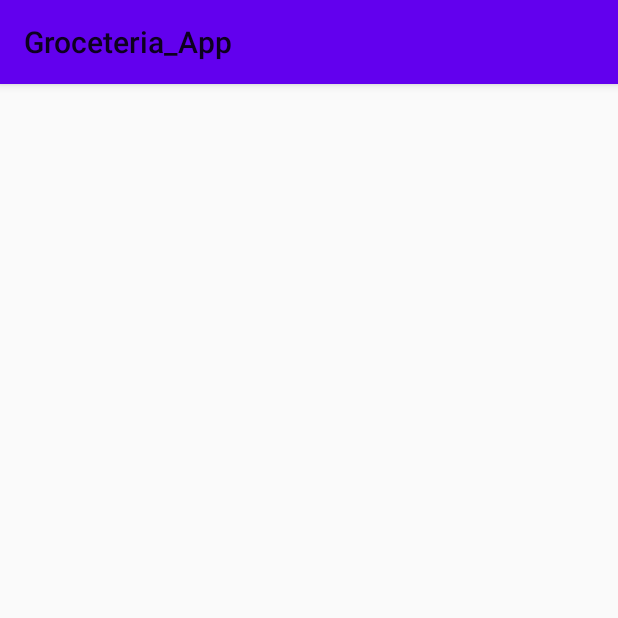
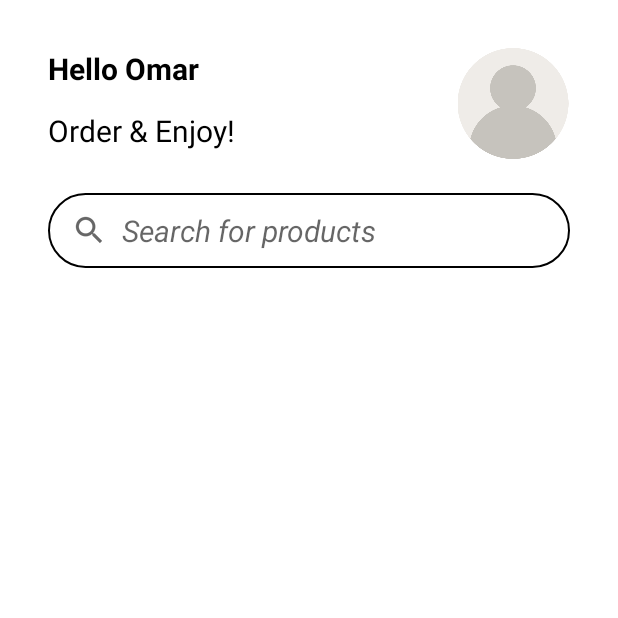
Before and after one commit to OmarMlaeb/Groceteria_App, an Android app: the MainActivity screen opened directly, with no data from a screen before it, on a phone screen of 412 x 824 dp, the top half of it. Run offline under Robolectric (Android 15) with nearby library versions, the phone set to English and light mode, and no system bars.

Commit message:
added header and searcbar for the main page

```diff
--- a/Front-end/app/src/main/java/com/lau/spring2022/groceteria_app/LoginActivity.java
+++ b/Front-end/app/src/main/java/com/lau/spring2022/groceteria_app/LoginActivity.java
@@ -133,7 +133,7 @@ public class LoginActivity extends AppCompatActivity {
 
             Toast.makeText(LoginActivity.this, "Login Success!", Toast.LENGTH_LONG).show();
 
-            Intent intent = new Intent(this, IntroActivity.class);
+            Intent intent = new Intent(this, MainActivity.class);
             startActivity(intent);
         }
     }
--- a/Front-end/app/src/main/java/com/lau/spring2022/groceteria_app/MainActivity.java
+++ b/Front-end/app/src/main/java/com/lau/spring2022/groceteria_app/MainActivity.java
@@ -2,12 +2,20 @@ package com.lau.spring2022.groceteria_app;
 
 import androidx.appcompat.app.AppCompatActivity;
 import android.os.Bundle;
+import android.view.Window;
+import android.view.WindowManager;
 
 public class MainActivity extends AppCompatActivity {
 
     @Override
     protected void onCreate(Bundle savedInstanceState) {
         super.onCreate(savedInstanceState);
+
+        // hide the title bar of this activity screen
+        requestWindowFeature(Window.FEATURE_NO_TITLE);
+        this.getWindow().setFlags(WindowManager.LayoutParams.FLAG_FULLSCREEN, WindowManager.LayoutParams.FLAG_FULLSCREEN);
+        getSupportActionBar().hide();
+
         setContentView(R.layout.activity_main);
     }
 }
--- a/Front-end/app/src/main/java/com/lau/spring2022/groceteria_app/SignupActivity.java
+++ b/Front-end/app/src/main/java/com/lau/spring2022/groceteria_app/SignupActivity.java
@@ -137,7 +137,7 @@ public class SignupActivity extends AppCompatActivity {
 
             Toast.makeText(SignupActivity.this, "Created Account Successfully!", Toast.LENGTH_LONG).show();
 
-            Intent intent = new Intent(this, IntroActivity.class);
+            Intent intent = new Intent(this, MainActivity.class);
             startActivity(intent);
         }
     }
--- /dev/null
+++ b/Front-end/app/src/main/res/drawable/search_background.xml
@@ -0,0 +1,11 @@
+<?xml version="1.0" encoding="utf-8"?>
+<selector xmlns:android="http://schemas.android.com/apk/res/android">
+    <item>
+        <shape android:shape="rectangle">
+            <solid android:color="#FFFFFF"/>
+            <corners android:radius="30sp"/>
+            <stroke android:color="#000000" android:width="1.5dp"/>
+        </shape>
+    </item>
+
+</selector>
--- a/Front-end/app/src/main/res/layout/activity_intro.xml
+++ b/Front-end/app/src/main/res/layout/activity_intro.xml
@@ -59,8 +59,9 @@
         android:background="@drawable/button_outline"
         android:onClick="go"
         android:text="Get Started!"
+        android:textAllCaps="false"
         android:textColor="@color/white"
-        android:textSize="29dp"
+        android:textSize="33dp"
         app:layout_constraintBottom_toBottomOf="parent"
         app:layout_constraintEnd_toEndOf="parent"
         app:layout_constraintHorizontal_bias="0.496"
--- a/Front-end/app/src/main/res/layout/activity_main.xml
+++ b/Front-end/app/src/main/res/layout/activity_main.xml
@@ -5,6 +5,88 @@
     xmlns:app="http://schemas.android.com/apk/res-auto"
     android:layout_width="match_parent"
     android:layout_height="match_parent"
-    tools:context=".MainActivity">
+    tools:context=".MainActivity"
+    android:background="#FFFFFF">
 
-  </androidx.constraintlayout.widget.ConstraintLayout>
+  <ScrollView
+      android:layout_width="match_parent"
+      android:layout_height="match_parent"
+      app:layout_constraintBottom_toBottomOf="parent"
+      app:layout_constraintEnd_toEndOf="parent"
+      app:layout_constraintStart_toStartOf="parent"
+      app:layout_constraintTop_toTopOf="parent">
+
+    <LinearLayout
+        android:layout_width="match_parent"
+        android:layout_height="wrap_content"
+        android:orientation="vertical">
+
+      <androidx.constraintlayout.widget.ConstraintLayout
+          android:layout_width="match_parent"
+          android:layout_height="179dp">
+
+        <TextView
+            android:id="@+id/textView3"
+            android:layout_width="wrap_content"
+            android:layout_height="wrap_content"
+            android:layout_marginStart="32dp"
+            android:layout_marginTop="32dp"
+            android:text="Hello Omar"
+            android:textColor="@color/black"
+            android:textSize="20sp"
+            android:textStyle="bold"
+            app:layout_constraintStart_toStartOf="parent"
+            app:layout_constraintTop_toTopOf="parent" />
+
+        <TextView
+            android:id="@+id/textView5"
+            android:layout_width="wrap_content"
+            android:layout_height="wrap_content"
+            android:layout_marginTop="8dp"
+            android:text="Order &amp; Enjoy!"
+            android:textColor="@color/black"
+            android:textSize="20sp"
+            app:layout_constraintBottom_toBottomOf="parent"
+            app:layout_constraintStart_toStartOf="@+id/textView3"
+            app:layout_constraintTop_toBottomOf="@+id/textView3"
+            app:layout_constraintVertical_bias="0.072" />
+
+        <ImageView
+            android:id="@+id/imageView2"
+            android:layout_width="76dp"
+            android:layout_height="74dp"
+            android:layout_marginEnd="32dp"
+            app:layout_constraintBottom_toBottomOf="@+id/textView5"
+            app:layout_constraintEnd_toEndOf="parent"
+            app:layout_constraintTop_toTopOf="@+id/textView3"
+            app:layout_constraintVertical_bias="0.0"
+            app:srcCompat="@drawable/profile" />
+
+        <EditText
+            android:id="@+id/editTextTextPersonName3"
+            android:layout_width="0dp"
+            android:layout_height="50dp"
+            android:layout_marginStart="32dp"
+            android:layout_marginTop="16dp"
+            android:layout_marginEnd="32dp"
+            android:background="@drawable/search_background"
+            android:drawableStart="?android:attr/actionModeWebSearchDrawable"
+            android:drawablePadding="10dp"
+            android:ems="10"
+            android:hint="Search for products"
+            android:inputType="textPersonName"
+            android:paddingStart="15dp"
+            android:textSize="20sp"
+            android:textStyle="italic"
+            app:layout_constraintBottom_toBottomOf="parent"
+            app:layout_constraintEnd_toEndOf="parent"
+            app:layout_constraintHorizontal_bias="0.0"
+            app:layout_constraintStart_toStartOf="parent"
+            app:layout_constraintTop_toBottomOf="@+id/textView5"
+            app:layout_constraintVertical_bias="0.93" />
+      </androidx.constraintlayout.widget.ConstraintLayout>
+
+    </LinearLayout>
+  </ScrollView>
+
+</androidx.constraintlayout.widget.ConstraintLayout>
```
Also changed, not shown: Front-end/app/src/main/res/drawable/profile.png (added).
